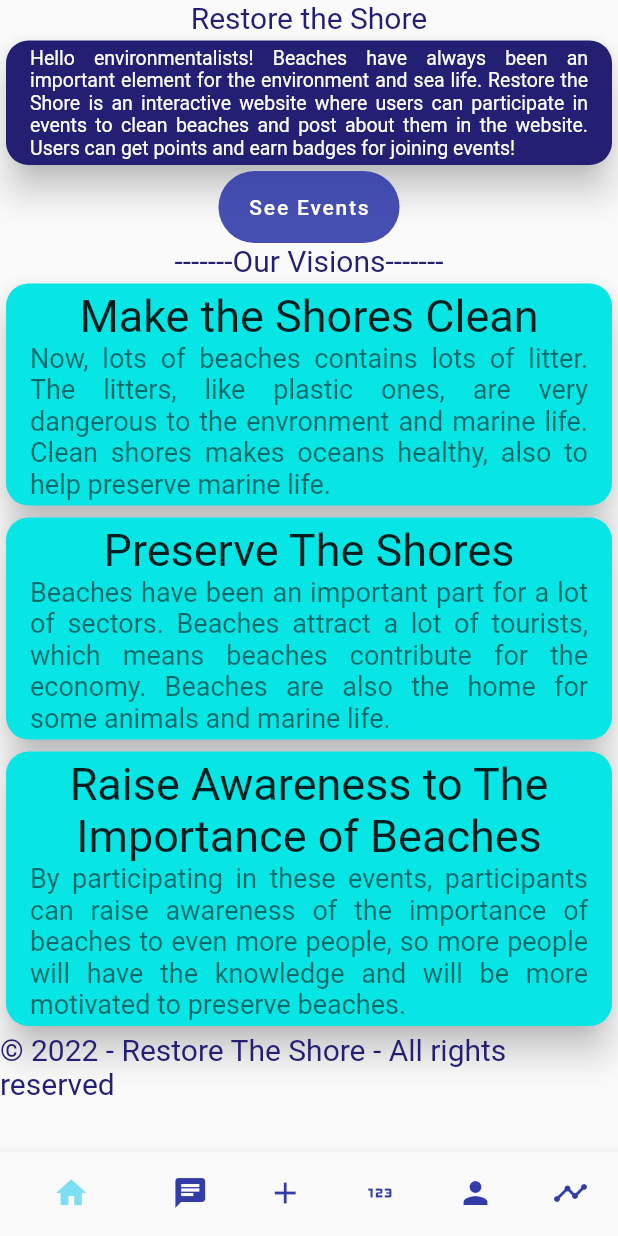
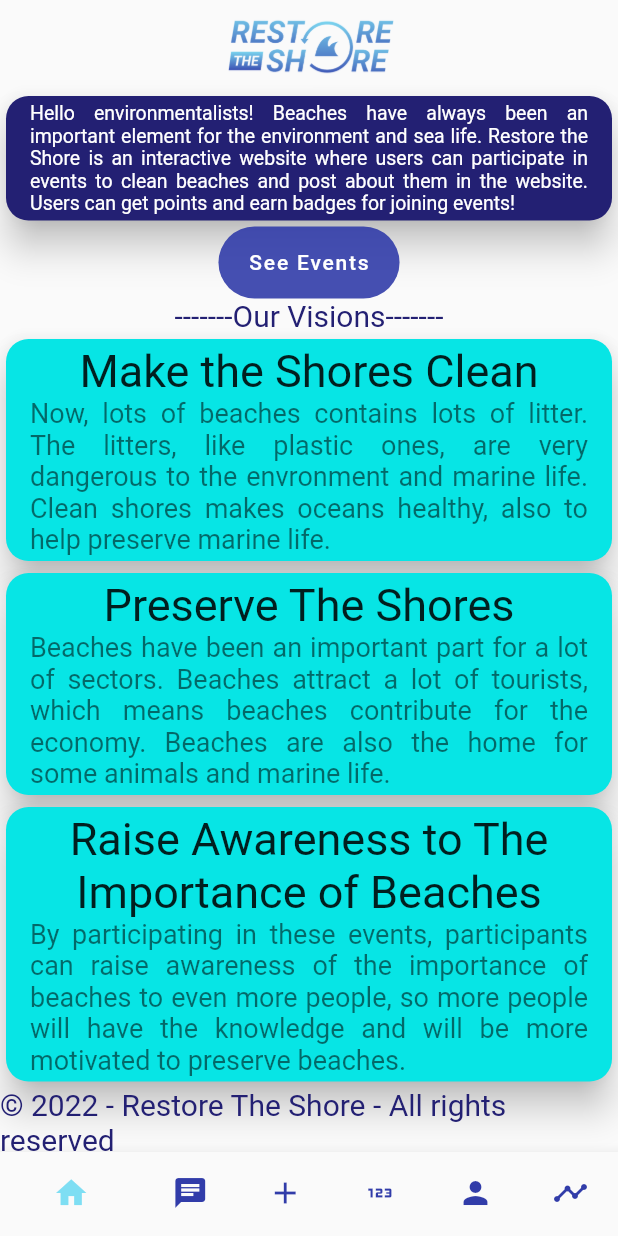
Before and after one commit to amrul-hzz/restore-the-shore-flutter, a Flutter app: the screen it shows after launch, on a phone screen of 412 x 824 dp. Run offline on Flutter 3.47's test engine with Material 2 defaults, Android fonts, the light colour scheme and no system bars; missing offline and left inert: pbp_django_auth.

Commit message:
revise card

```diff
--- a/lib/main.dart
+++ b/lib/main.dart
@@ -67,22 +67,19 @@ class _MyHomePageState extends State<MyHomePage> {
           mainAxisAlignment: MainAxisAlignment.start,
           children: <Widget>[
             Container(
+              child: Image.asset(
+                'lib/assets/Logo2.png',
+                height: 60,
+                width: 120,
+              )
+            ),/*
+            Container(
               decoration: BoxDecoration(
                 image: DecorationImage(
                   image: NetworkImage('https://image.cnbcfm.com/api/v1/image/107028541-1646934420167-gettyimages-101680465-ac4714a8-f421-4a76-ab21-eaa1793d80c8.jpeg?v=1646934663')
                 )
               )
-            ),
-            Container(
-              child: Text(
-                'Restore the Shore',
-                style: TextStyle(
-                  fontSize: 20,
-                  color: Color.fromARGB(255, 35, 32, 115),
-                ),
-              ),
-              margin: const EdgeInsets.only(left: 20.0, right: 20.0),
-            ),
+            ),*/
             Card(
               shape: RoundedRectangleBorder(
                 borderRadius: BorderRadius.circular(15.0),
@@ -125,7 +122,7 @@ class _MyHomePageState extends State<MyHomePage> {
                   color: Color.fromARGB(255, 35, 32, 115),
                 ),
               ),
-              margin: const EdgeInsets.only(left: 15.0, right: 15.0),
+              margin: const EdgeInsets.only(left: 70.0, right: 70.0),
             ),
             Card(
               shape: RoundedRectangleBorder(
```
